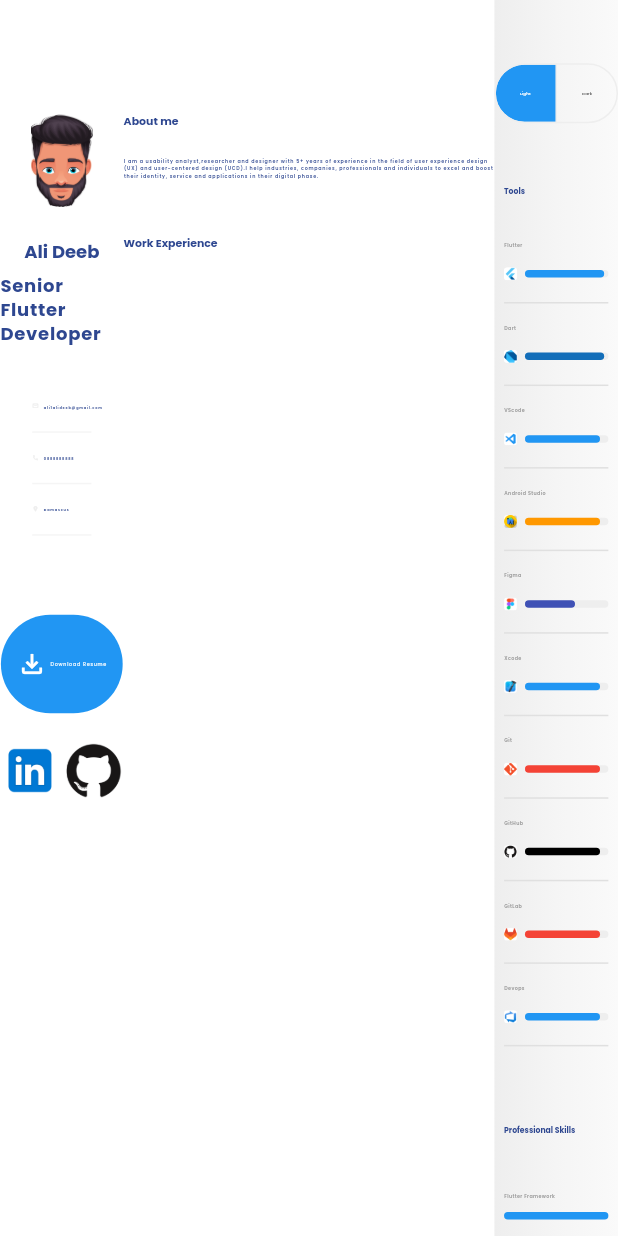
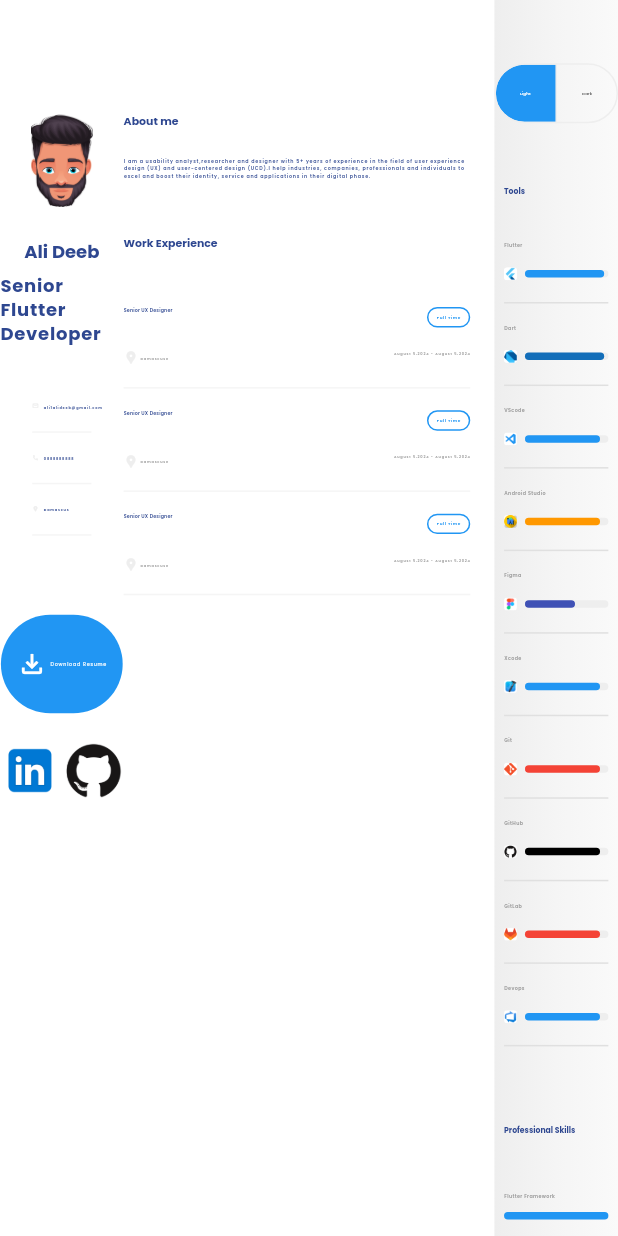
Before and after one commit to AliDeeb/my-portfolio, a Flutter app: the screen it shows after launch, on a phone screen of 412 x 824 dp. Run offline on Flutter 3.47's test engine with Material 3 defaults, Android fonts, the light colour scheme and no system bars; drawn by our look-alikes of flutter_animation_progress_bar; our stand-ins replace flutter_screenutil, google_fonts; missing offline and left inert: dart:js.

Commit message:
added work experience widget.

```diff
--- a/lib/screens/home_screen.dart
+++ b/lib/screens/home_screen.dart
@@ -7,7 +7,7 @@
 import 'widgets/professional_skills_widget.dart';
 import 'widgets/theme_switcher.dart';
 import 'widgets/tools_widget.dart';
-import 'widgets/work_experience_widget.dart';
+import 'widgets/work_experiences_widget.dart';
 
 class HomeScreen extends StatefulWidget {
   const HomeScreen({super.key});
@@ -30,14 +30,17 @@
             const Expanded(flex: 1, child: PersonalInfoWidget()),
             Expanded(
               flex: 3,
+              child: Padding(
+                padding: EdgeInsetsDirectional.only(end: 75.w),
                 child: Column(
                   crossAxisAlignment: CrossAxisAlignment.start,
                   children: [
                     100.verticalSpace,
                     const AboutMeWidget(),
                     50.verticalSpace,
-                  const WorkExperienceWidget(),
+                    const WorkExperiencesWidget(),
                   ],
+                ),
               ),
             ),
             Expanded(
--- a/lib/screens/widgets/work_experience_widget.dart
+++ b/lib/screens/widgets/work_experience_widget.dart
@@ -1,24 +1,90 @@
 import 'package:flutter/material.dart';
+import 'package:flutter_screenutil/flutter_screenutil.dart';
+import 'package:intl/intl.dart';
 
+import '../../core/constants/app_colors.dart';
 import '../../core/theme/custom_theme_colors.dart';
 
 class WorkExperienceWidget extends StatelessWidget {
-  const WorkExperienceWidget({super.key});
+  const WorkExperienceWidget({
+    super.key,
+    required this.work,
+    required this.time,
+    required this.city,
+    required this.firstDate,
+    required this.endDate,
+  });
+  final String work;
+  final String time;
+  final String city;
+  final DateTime firstDate;
+  final DateTime? endDate;
 
   @override
   Widget build(BuildContext context) {
     final color = Theme.of(context).extension<CustomThemeColors>()?.textColor;
 
     return Column(
-      crossAxisAlignment: CrossAxisAlignment.start,
       children: [
-        Text(
-          "Work Experience",
-          style: Theme.of(context).textTheme.headlineMedium?.copyWith(
-                fontWeight: FontWeight.bold,
-                color: color,
+        Row(
+          mainAxisAlignment: MainAxisAlignment.spaceBetween,
+          crossAxisAlignment: CrossAxisAlignment.start,
+          children: [
+            Text(
+              work,
+              style: Theme.of(context).textTheme.titleSmall?.copyWith(
+                    fontWeight: FontWeight.w600,
+                    color: color,
+                  ),
+            ),
+            Container(
+              decoration: BoxDecoration(
+                border: Border.all(color: Colors.blue),
+                borderRadius: BorderRadius.circular(100),
               ),
+              padding: EdgeInsets.symmetric(horizontal: 25.w, vertical: 5.h),
+              child: Text(
+                time,
+                style: Theme.of(context).textTheme.bodySmall?.copyWith(
+                      fontWeight: FontWeight.w600,
+                      color: Colors.blue,
+                    ),
+              ),
+            ),
+          ],
         ),
+        20.verticalSpace,
+        Row(
+          mainAxisAlignment: MainAxisAlignment.spaceBetween,
+          crossAxisAlignment: CrossAxisAlignment.start,
+          children: [
+            Row(
+              children: [
+                const Icon(
+                  Icons.location_pin,
+                  size: 10,
+                  color: AppColors.greyColor200,
+                ),
+                5.horizontalSpace,
+                Text(
+                  city,
+                  style: Theme.of(context).textTheme.labelSmall?.copyWith(
+                        color: Colors.grey,
+                        fontWeight: FontWeight.w600,
+                      ),
+                ),
+              ],
+            ),
+            Text(
+              "${DateFormat('MMMM d,y').format(firstDate)} - ${endDate == null ? '' : DateFormat('MMMM d,y').format(endDate!)}",
+              style: Theme.of(context).textTheme.labelSmall?.copyWith(
+                    color: Colors.grey,
+                    fontWeight: FontWeight.w600,
+                  ),
+            ),
+          ],
+        ),
+        Divider(color: Colors.grey.shade100, height: 30),
       ],
     );
   }
--- /dev/null
+++ b/lib/screens/widgets/work_experiences_widget.dart
@@ -0,0 +1,49 @@
+import 'package:flutter/material.dart';
+import 'package:flutter_screenutil/flutter_screenutil.dart';
+
+import '../../core/theme/custom_theme_colors.dart';
+import 'work_experience_widget.dart';
+
+class WorkExperiencesWidget extends StatelessWidget {
+  const WorkExperiencesWidget({super.key});
+
+  @override
+  Widget build(BuildContext context) {
+    final color = Theme.of(context).extension<CustomThemeColors>()?.textColor;
+
+    return Column(
+      crossAxisAlignment: CrossAxisAlignment.start,
+      children: [
+        Text(
+          "Work Experience",
+          style: Theme.of(context).textTheme.headlineMedium?.copyWith(
+                fontWeight: FontWeight.bold,
+                color: color,
+              ),
+        ),
+        50.verticalSpace,
+        WorkExperienceWidget(
+          work: "Senior UX Designer",
+          time: "Full Time",
+          city: "Damascuse",
+          firstDate: DateTime.now(),
+          endDate: DateTime.now(),
+        ),
+        WorkExperienceWidget(
+          work: "Senior UX Designer",
+          time: "Full Time",
+          city: "Damascuse",
+          firstDate: DateTime.now(),
+          endDate: DateTime.now(),
+        ),
+        WorkExperienceWidget(
+          work: "Senior UX Designer",
+          time: "Full Time",
+          city: "Damascuse",
+          firstDate: DateTime.now(),
+          endDate: DateTime.now(),
+        ),
+      ],
+    );
+  }
+}
--- a/pubspec.yaml
+++ b/pubspec.yaml
@@ -38,6 +38,7 @@
   flutter_screenutil: ^5.9.3
   provider: ^6.1.2
   flutter_animation_progress_bar: ^2.3.1
+  intl:
 
 dev_dependencies:
   flutter_test:
```
Also changed, not shown: pubspec.lock. Lines whose indentation alone changed are shown as unchanged.
